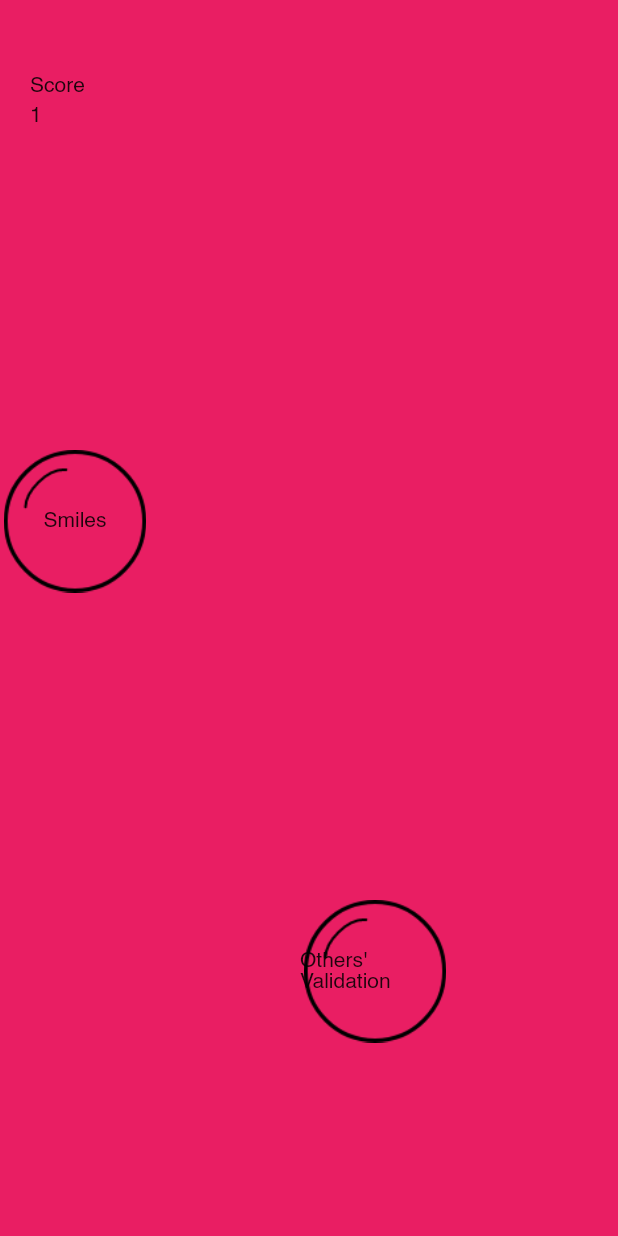
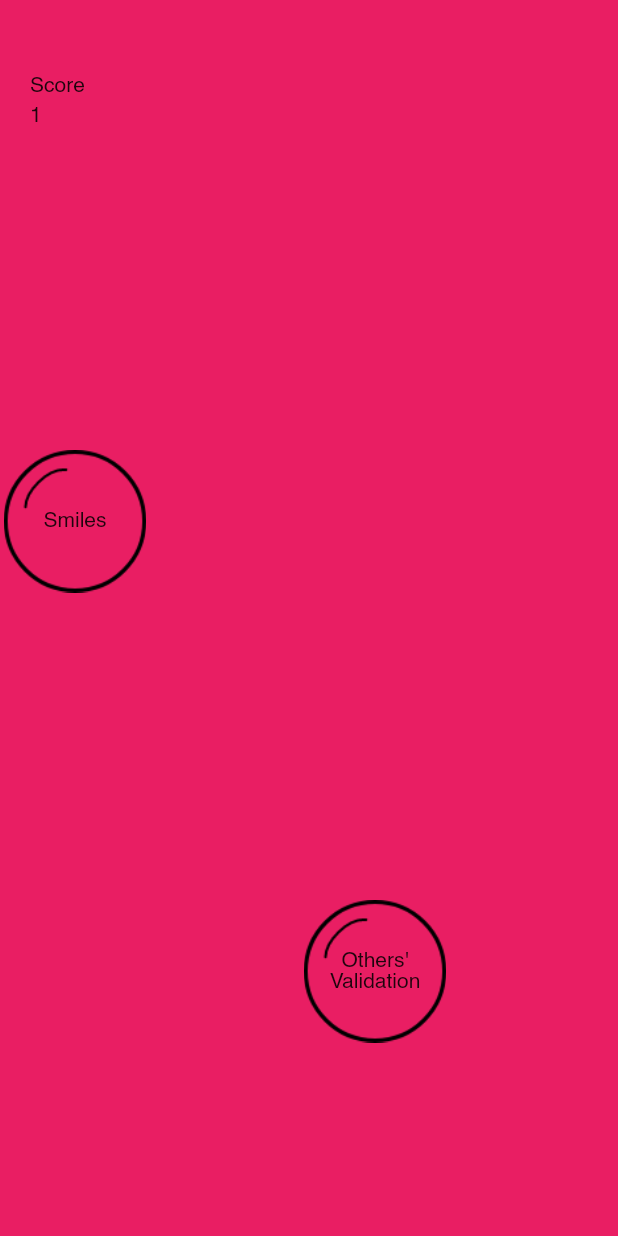
Before and after one commit to numberbee7070/headsup_app, a Flutter app: the BubbleGame screen opened directly, after a tap on "Smiles", on a phone screen of 412 x 824 dp. Run offline on Flutter 3.47's test engine with Material 2 defaults, Android fonts, the phone set to English and light mode, and no system bars; our stand-ins replace country_code_picker, firebase_auth, firebase_core, google_sign_in, image_picker, introduction_screen and 3 more; missing offline and left inert: flutter_auth_buttons; accounts and stored records are empty; generated files the repository leaves out were written again.

Commit message:
text alignment and padding

```diff
--- a/lib/game/game.dart
+++ b/lib/game/game.dart
@@ -48,8 +48,6 @@ class _BubbleGameState extends State<BubbleGame> {
   Widget build(BuildContext context) {
     a = ((MediaQuery.of(context).size.height.round() - 200) / 100).round();
     b = ((MediaQuery.of(context).size.width.round() - 200) / 100).round();
-    print(a);
-    print(b);
     return Scaffold(
         body: Center(
             child: Stack(children: <Widget>[
@@ -85,8 +83,6 @@ class _BubbleGameState extends State<BubbleGame> {
                                   w = (100 * bb).toDouble();
                                   k = true;
                                   t = false;
-                                  print(l);
-                                  print(w);
                                 });
                               }
                             },
@@ -105,7 +101,14 @@ class _BubbleGameState extends State<BubbleGame> {
                                                 'assets/images/bubble.png')
                                             .image)),
                                 child: Center(
-                                  child: Text(getPositiveWord()),
+                                  child: Padding(
+                                    padding:
+                                        EdgeInsets.symmetric(horizontal: 10.0),
+                                    child: Text(
+                                      getPositiveWord(),
+                                      textAlign: TextAlign.center,
+                                    ),
+                                  ),
                                 )),
                           ),
                           onTap: () {
@@ -115,7 +118,6 @@ class _BubbleGameState extends State<BubbleGame> {
                               tt = 250;
                               k = false;
                               t = true;
-                              print("vsjvnsjk");
                               tt11 = 0;
                               int aa = random.nextInt(a);
                               int bb = random.nextInt(b + 1);
@@ -124,8 +126,6 @@ class _BubbleGameState extends State<BubbleGame> {
                               w1 = (100 * bb).toDouble();
                               k1 = true;
                               t1 = false;
-                              print(l);
-                              print(w);
                             });
                           },
                         )
@@ -159,8 +159,6 @@ class _BubbleGameState extends State<BubbleGame> {
                                   w1 = (100 * bb).toDouble();
                                   k1 = true;
                                   t1 = false;
-                                  print(l);
-                                  print(w);
                                 });
                               }
                             },
@@ -179,7 +177,14 @@ class _BubbleGameState extends State<BubbleGame> {
                                                 'assets/images/bubble.png')
                                             .image)),
                                 child: Center(
-                                  child: Text(getNegativeWord()),
+                                  child: Padding(
+                                    padding:
+                                        EdgeInsets.symmetric(horizontal: 10.0),
+                                    child: Text(
+                                      getNegativeWord(),
+                                      textAlign: TextAlign.center,
+                                    ),
+                                  ),
                                 )),
                           ),
                           onTap: () {
@@ -189,7 +194,6 @@ class _BubbleGameState extends State<BubbleGame> {
                               tt11 = 250;
                               k1 = false;
                               t1 = true;
-                              print("vsjvnsjk");
                               tt = 0;
                               int aa = random.nextInt(a);
                               int bb = random.nextInt(b + 1);
@@ -198,8 +202,6 @@ class _BubbleGameState extends State<BubbleGame> {
                               w = (100 * bb).toDouble();
                               k = true;
                               t = false;
-                              print(l);
-                              print(w);
                             });
                           },
                         )
```
